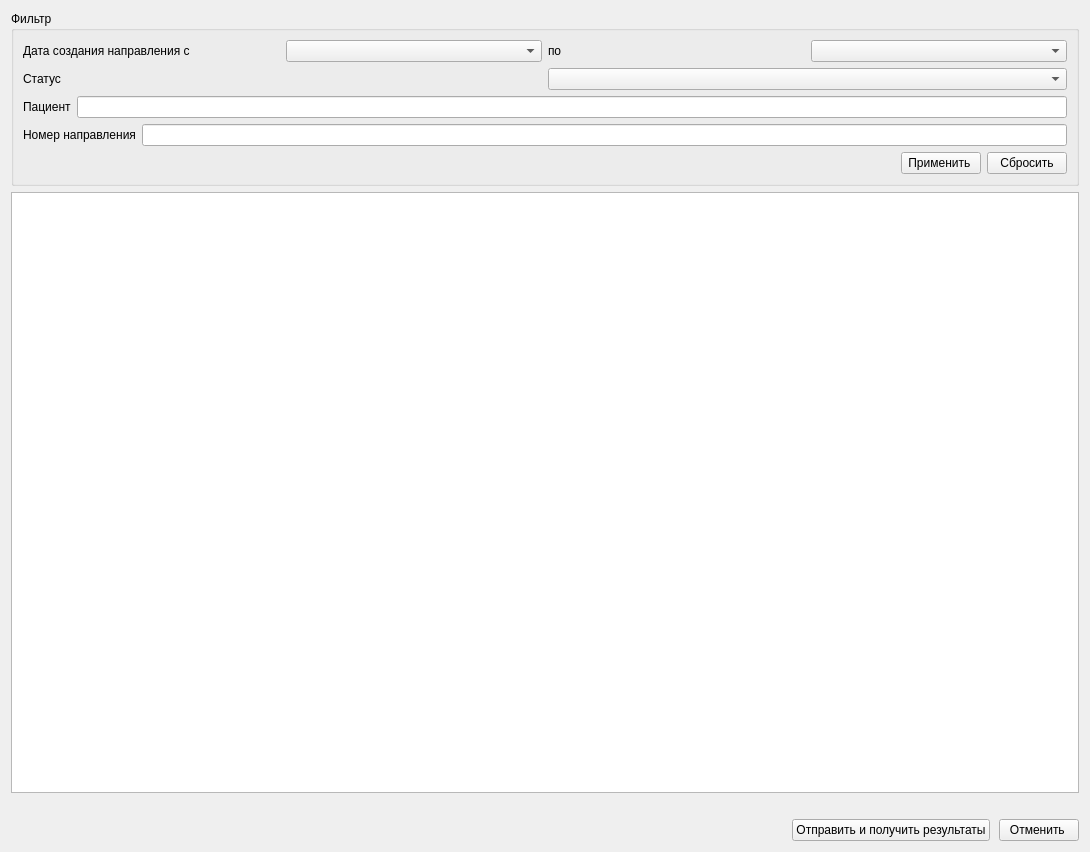
First picture: the form in Exchange/AriadnaDialog/Odli.ui, repository rusingineer/KPS-Samson, before the edit.
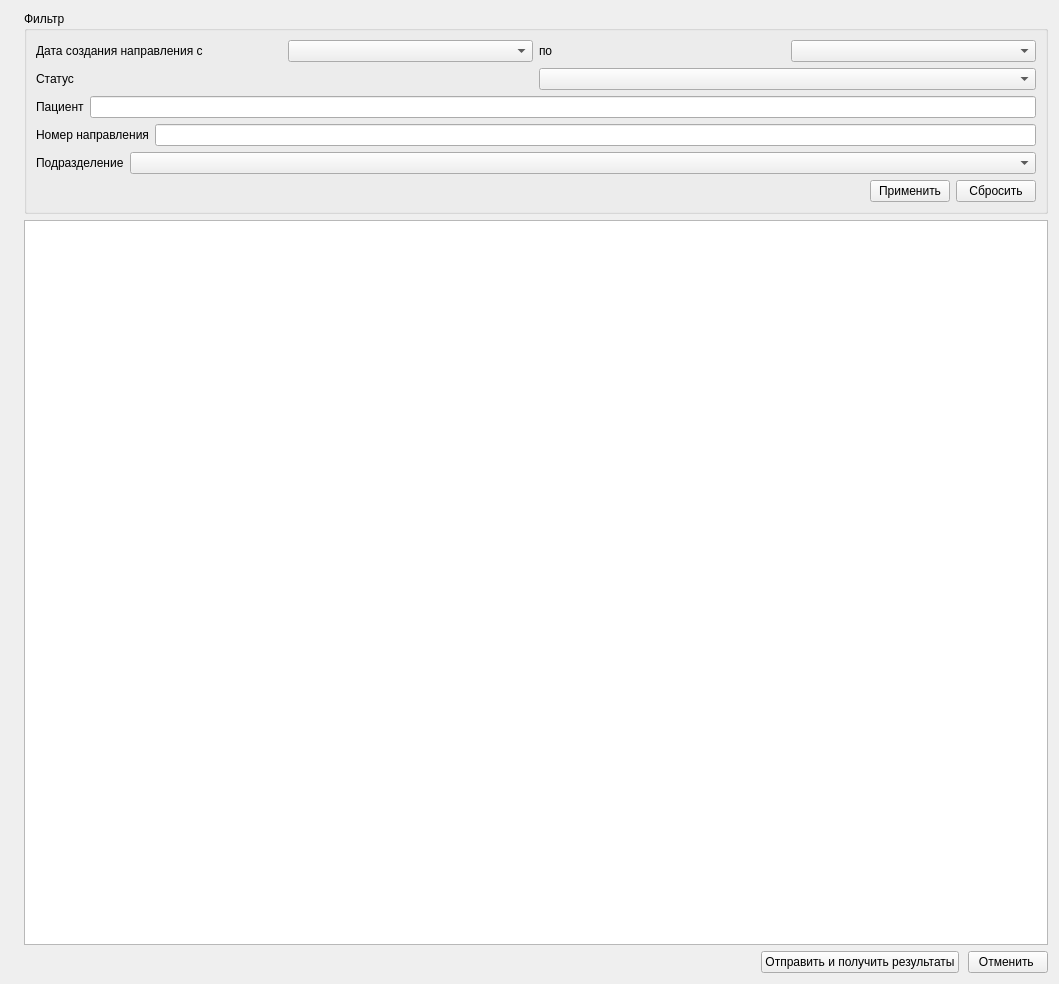
Second picture: the form after the edit. Custom widgets are drawn as their Qt base class.

What changed in the file:
```diff
--- a/Exchange/AriadnaDialog/Odli.ui
+++ b/Exchange/AriadnaDialog/Odli.ui
@@ -6,21 +6,34 @@
    <rect>
     <x>0</x>
     <y>0</y>
-    <width>1090</width>
-    <height>852</height>
+    <width>1059</width>
+    <height>984</height>
    </rect>
   </property>
+  <property name="sizePolicy">
+   <sizepolicy hsizetype="Fixed" vsizetype="Fixed">
+    <horstretch>0</horstretch>
+    <verstretch>0</verstretch>
+   </sizepolicy>
+  </property>
   <property name="windowTitle">
    <string>Обмен данными лабораторных исследований</string>
   </property>
-  <layout class="QVBoxLayout" name="verticalLayout">
-   <item>
+  <layout class="QGridLayout" name="gridLayout_8">
+   <item row="0" column="0">
+    <widget class="QLabel" name="lblRecordsCount">
+     <property name="text">
+      <string/>
+     </property>
+    </widget>
+   </item>
+   <item row="0" column="1">
     <widget class="QGroupBox" name="groupBox">
      <property name="title">
       <string>Фильтр</string>
      </property>
      <layout class="QGridLayout" name="gridLayout_4">
-      <item row="0" column="0">
+      <item row="0" column="0" colspan="2">
        <layout class="QGridLayout" name="gridLayout" columnstretch="0,0,0,0">
         <item row="0" column="2">
          <widget class="QLabel" name="lblEndDate">
@@ -44,7 +57,7 @@
         </item>
        </layout>
       </item>
-      <item row="1" column="0">
+      <item row="1" column="0" colspan="2">
        <layout class="QGridLayout" name="gridLayout_3">
         <item row="0" column="0">
          <widget class="QLabel" name="lblStatus">
@@ -84,22 +97,74 @@
         </item>
        </layout>
       </item>
-      <item row="10" column="0">
+      <item row="2" column="0" colspan="2">
+       <layout class="QGridLayout" name="gridLayout_6">
+        <item row="0" column="0">
+         <widget class="QLabel" name="lblClient">
+          <property name="sizePolicy">
+           <sizepolicy hsizetype="Fixed" vsizetype="Preferred">
+            <horstretch>0</horstretch>
+            <verstretch>0</verstretch>
+           </sizepolicy>
+          </property>
+          <property name="text">
+           <string>Пациент</string>
+          </property>
+         </widget>
+        </item>
+        <item row="0" column="1">
+         <widget class="QLineEdit" name="Client"/>
+        </item>
+       </layout>
+      </item>
+      <item row="3" column="0" colspan="2">
+       <layout class="QGridLayout" name="gridLayout_7">
+        <item row="0" column="0">
+         <widget class="QLabel" name="lblNumber">
+          <property name="sizePolicy">
+           <sizepolicy hsizetype="Fixed" vsizetype="Preferred">
+            <horstretch>0</horstretch>
+            <verstretch>0</verstretch>
+           </sizepolicy>
+          </property>
+          <property name="text">
+           <string>Номер направления</string>
+          </property>
+         </widget>
+        </item>
+        <item row="0" column="1">
+         <widget class="QLineEdit" name="Number"/>
+        </item>
+       </layout>
+      </item>
+      <item row="4" column="0">
+       <widget class="QLabel" name="lblOrgStructure">
+        <property name="sizePolicy">
+         <sizepolicy hsizetype="Fixed" vsizetype="Preferred">
+          <horstretch>0</horstretch>
+          <verstretch>0</verstretch>
+         </sizepolicy>
+        </property>
+        <property name="text">
+         <string>Подразделение</string>
+        </property>
+       </widget>
+      </item>
+      <item row="4" column="1">
+       <widget class="COrgStructureComboBox" name="cmbOrgStructure">
+        <property name="minimumSize">
+         <size>
+          <width>504</width>
+          <height>0</height>
+         </size>
+        </property>
+        <property name="mouseTracking">
+         <bool>false</bool>
+        </property>
+       </widget>
+      </item>
+      <item row="5" column="0" colspan="2">
        <layout class="QGridLayout" name="gridLayout_2">
-        <item row="0" column="2">
-         <widget class="QPushButton" name="btnCancel_2">
-          <property name="text">
-           <string>Сбросить</string>
-          </property>
-         </widget>
-        </item>
-        <item row="0" column="1">
-         <widget class="QPushButton" name="btnAply">
-          <property name="text">
-           <string>Применить </string>
-          </property>
-         </widget>
-        </item>
         <item row="0" column="0">
          <spacer name="horizontalSpacer">
           <property name="orientation">
@@ -113,55 +178,26 @@
           </property>
          </spacer>
         </item>
-       </layout>
-      </item>
-      <item row="2" column="0">
-       <layout class="QHBoxLayout" name="horizontalLayout"/>
-      </item>
-      <item row="3" column="0">
-       <layout class="QGridLayout" name="gridLayout_6">
-        <item row="0" column="0">
-         <widget class="QLabel" name="lblClient">
-          <property name="sizePolicy">
-           <sizepolicy hsizetype="Fixed" vsizetype="Preferred">
-            <horstretch>0</horstretch>
-            <verstretch>0</verstretch>
-           </sizepolicy>
-          </property>
+        <item row="0" column="1">
+         <widget class="QPushButton" name="btnAply">
           <property name="text">
-           <string>Пациент</string>
+           <string>Применить</string>
           </property>
          </widget>
         </item>
-        <item row="0" column="1">
-         <widget class="QLineEdit" name="Client"/>
-        </item>
-       </layout>
-      </item>
-      <item row="6" column="0">
-       <layout class="QGridLayout" name="gridLayout_7">
-        <item row="0" column="0">
-         <widget class="QLabel" name="lblNumber">
-          <property name="sizePolicy">
-           <sizepolicy hsizetype="Fixed" vsizetype="Preferred">
-            <horstretch>0</horstretch>
-            <verstretch>0</verstretch>
-           </sizepolicy>
-          </property>
+        <item row="0" column="2">
+         <widget class="QPushButton" name="btnCancel_2">
           <property name="text">
-           <string>Номер направления</string>
+           <string>Сбросить</string>
           </property>
          </widget>
         </item>
-        <item row="0" column="1">
-         <widget class="QLineEdit" name="Number"/>
-        </item>
        </layout>
       </item>
      </layout>
     </widget>
    </item>
-   <item>
+   <item row="1" column="1">
     <widget class="CTableView" name="tblActionODLI">
      <property name="sizePolicy">
       <sizepolicy hsizetype="Expanding" vsizetype="Expanding">
@@ -171,26 +207,19 @@
      </property>
     </widget>
    </item>
-   <item>
-    <widget class="QLabel" name="lblRecordsCount">
-     <property name="text">
-      <string/>
-     </property>
-    </widget>
-   </item>
-   <item>
+   <item row="2" column="0" colspan="2">
     <layout class="QGridLayout" name="gridLayout_5">
      <property name="horizontalSpacing">
       <number>9</number>
      </property>
-     <item row="0" column="1">
-      <widget class="QPushButton" name="btnOk">
+     <item row="1" column="2">
+      <widget class="QPushButton" name="btnClose">
        <property name="text">
-        <string>Отправить и получить результаты</string>
+        <string>Отменить </string>
        </property>
       </widget>
      </item>
-     <item row="0" column="0">
+     <item row="1" column="0">
       <spacer name="horizontalSpacer_2">
        <property name="orientation">
         <enum>Qt::Horizontal</enum>
@@ -203,10 +232,10 @@
        </property>
       </spacer>
      </item>
-     <item row="0" column="2">
-      <widget class="QPushButton" name="btnClose">
+     <item row="1" column="1">
+      <widget class="QPushButton" name="btnOk">
        <property name="text">
-        <string>Отменить </string>
+        <string>Отправить и получить результаты</string>
        </property>
       </widget>
      </item>
@@ -223,7 +252,12 @@
   <customwidget>
    <class>CTableView</class>
    <extends>QTableView</extends>
-   <header>library/TableView.h</header>
+   <header>library.TableView</header>
+  </customwidget>
+  <customwidget>
+   <class>COrgStructureComboBox</class>
+   <extends>QComboBox</extends>
+   <header>Orgs/OrgStructComboBoxes.h</header>
   </customwidget>
  </customwidgets>
  <resources/>
```
Left out of the diff: 22 changed lines with no effect on the pictures.
